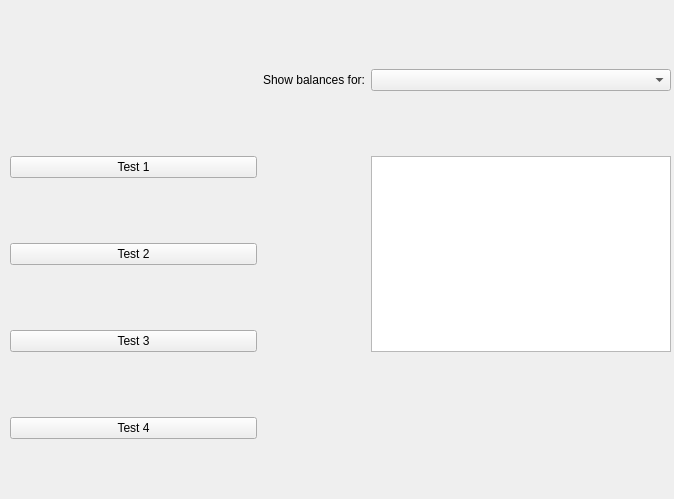
Old version of the form src/qt/forms/balancesdialog.ui in the repository MotoAcidic/Rapids.
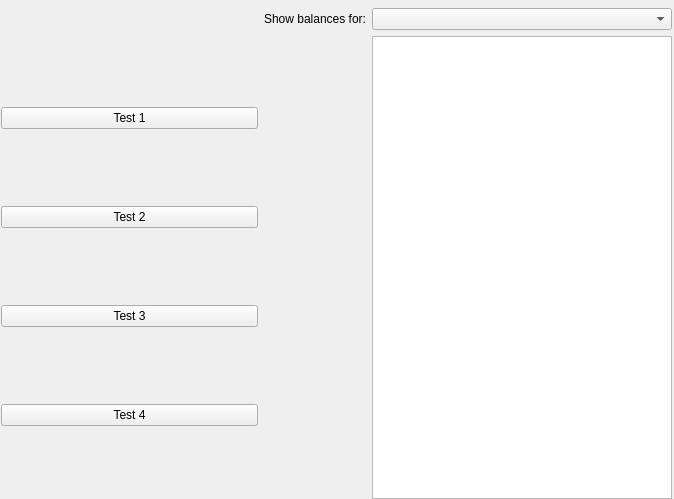
New version of the form.

Commit message: Move buttons around

What changed in the file:
```diff
--- a/src/qt/forms/balancesdialog.ui
+++ b/src/qt/forms/balancesdialog.ui
@@ -16,9 +16,9 @@
   <widget class="QWidget" name="">
    <property name="geometry">
     <rect>
-     <x>10</x>
-     <y>10</y>
-     <width>661</width>
+     <x>1</x>
+     <y>8</y>
+     <width>671</width>
      <height>491</height>
     </rect>
    </property>
@@ -66,37 +66,41 @@
      </widget>
     </item>
     <item row="1" column="0">
+     <layout class="QVBoxLayout" name="verticalLayout">
+      <item>
      <widget class="QPushButton" name="pushButton">
       <property name="text">
        <string>Test 1</string>
       </property>
      </widget>
     </item>
-    <item row="1" column="2" rowspan="3">
-     <widget class="QTableWidget" name="balancesTable">
-      <property name="alternatingRowColors">
-       <bool>false</bool>
-      </property>
-     </widget>
-    </item>
-    <item row="2" column="0">
+      <item>
      <widget class="QPushButton" name="pushButton_2">
       <property name="text">
        <string>Test 2</string>
       </property>
      </widget>
     </item>
-    <item row="3" column="0">
+      <item>
      <widget class="QPushButton" name="pushButton_3">
       <property name="text">
        <string>Test 3</string>
       </property>
      </widget>
     </item>
-    <item row="4" column="0">
+      <item>
      <widget class="QPushButton" name="pushButton_4">
       <property name="text">
        <string>Test 4</string>
+        </property>
+       </widget>
+      </item>
+     </layout>
+    </item>
+    <item row="1" column="2">
+     <widget class="QTableWidget" name="balancesTable">
+      <property name="alternatingRowColors">
+       <bool>false</bool>
       </property>
      </widget>
     </item>
```
Lines whose indentation alone changed are shown as unchanged.
